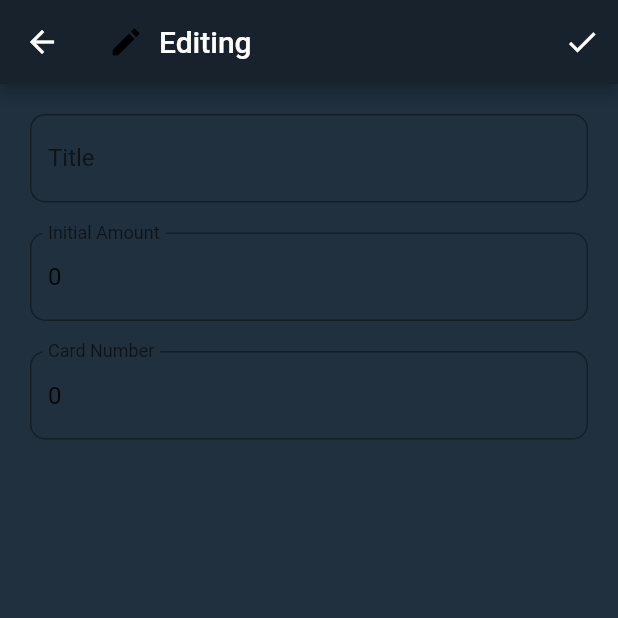
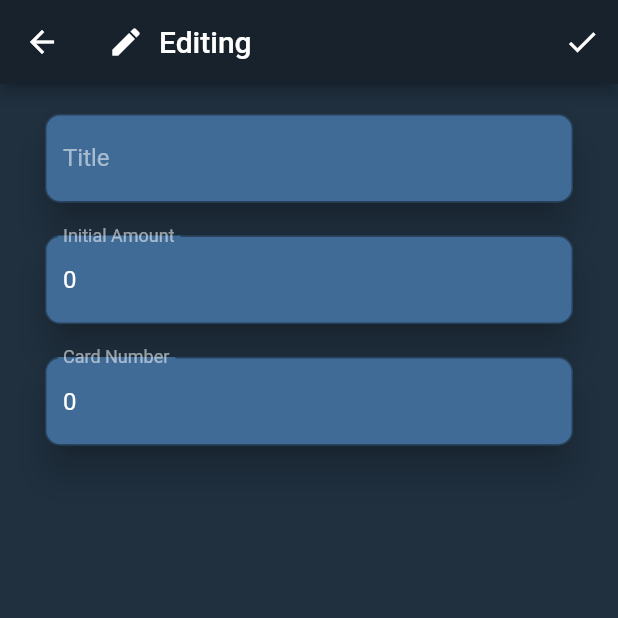
Before and after one commit to mehranz/meAccounting, a Flutter app: the EditAccountScreen screen opened directly with empty values, on a phone screen of 412 x 824 dp, the top half of it. Run offline on Flutter 3.47's test engine with Material 2 defaults, Android fonts, the phone set to English and light mode, and no system bars; our stand-ins replace sqflite; accounts and stored records are empty.

Commit message:
some changes to UI

```diff
--- a/lib/src/screens/edit_account_screen.dart
+++ b/lib/src/screens/edit_account_screen.dart
@@ -4,7 +4,6 @@ import 'package:meaccountingfinal/src/blocs/accounts_bloc.dart';
 import 'package:meaccountingfinal/src/models/account_model.dart';
 
 class EditAccountScreen extends StatelessWidget {
-
   /*
    * Widget to hold edit account screen
    * @consts AccountModel
@@ -36,7 +35,7 @@ class EditAccountScreen extends StatelessWidget {
           children: <Widget>[
             Icon(
               Icons.edit,
-              color: Colors.black,
+              color: Colors.white,
             ),
             SizedBox(
               width: 10,
@@ -51,16 +50,21 @@ class EditAccountScreen extends StatelessWidget {
         margin: EdgeInsets.all(20),
         child: Column(children: <Widget>[
           titleField(),
-          SizedBox(
-            height: 20,
-          ),
           initialAmountField(),
-          SizedBox(
-            height: 20,
-          ),
           cardNumberField(),
         ]),
       ),
+    );
+  }
+
+  Widget textFieldsTheme(Widget textField, {Color primaryColor}) {
+    return Theme(
+      child: textField,
+      data: ThemeData(
+          primaryColor: primaryColor,
+          accentColor: Colors.white,
+          hintColor: Colors.white54,
+          textSelectionColor: Colors.white),
     );
   }
 
@@ -77,18 +81,44 @@ class EditAccountScreen extends StatelessWidget {
     return StreamBuilder(
       stream: bloc.titleStream,
       builder: (BuildContext context, AsyncSnapshot<String> snapshot) {
-        return TextField(
+        return Column(children: [
+          textFieldsTheme(
+              Card(
+                  margin: EdgeInsets.only(left: 10, right: 10),
+                  elevation: 10,
+                  shape: RoundedRectangleBorder(
+                      borderRadius: BorderRadius.circular(10)),
+                  color: Color(0XFF406B96),
+                  child: TextField(
+                    style: TextStyle(color: Colors.white),
                     controller: _titleController,
                     onChanged: (value) => bloc.addTitle(value),
                     decoration: InputDecoration(
                       labelText: "Title",
                       hintText: "Title",
+
                       border: OutlineInputBorder(
                         borderRadius: BorderRadius.circular(10.0),
                       ),
-            errorText: snapshot.hasError ? snapshot.error : null,
+                      // errorText: snapshot.hasError ? snapshot.error : null,
                     ),
-        );
+                  )),
+              primaryColor: snapshot.hasError ? Colors.red : Colors.white),
+
+          // Container for error text to avoid show errors inside card
+          Container(
+              // height: 10,
+              alignment: Alignment.bottomLeft,
+              // padding: EdgeInsets.all(10),
+              margin: EdgeInsets.only(bottom: 10, top: 2, left: 20),
+              child: snapshot.hasError
+                  ? Text(
+                      snapshot.error,
+                      style: TextStyle(color: Colors.red),
+                      textAlign: TextAlign.right,
+                    )
+                  : SizedBox())
+        ]);
       },
     );
   }
@@ -106,11 +136,22 @@ class EditAccountScreen extends StatelessWidget {
     return StreamBuilder(
       stream: bloc.initialAmountStream,
       builder: (BuildContext context, AsyncSnapshot<int> snapshot) {
-        return TextField(
+        return Column(children: [
+          textFieldsTheme(
+              Card(
+                  margin: EdgeInsets.only(left: 10, right: 10, top: 10),
+                  elevation: 10,
+                  shape: RoundedRectangleBorder(
+                      borderRadius: BorderRadius.circular(10)),
+                  color: Color(0XFF406B96),
+                  child: TextField(
+                    style: TextStyle(color: Colors.white),
                     inputFormatters: <TextInputFormatter>[
-            WhitelistingTextInputFormatter.digitsOnly // make text field to only accept digits
+                      WhitelistingTextInputFormatter
+                          .digitsOnly // make text field to only accept digits
                     ],
-          onChanged: (value) => bloc.addInitialAmount(int.parse(value)),
+                    onChanged: (value) =>
+                        bloc.addInitialAmount(int.parse(value)),
                     controller: _amountController,
                     decoration: InputDecoration(
                       labelText: "Initial Amount",
@@ -118,10 +159,25 @@ class EditAccountScreen extends StatelessWidget {
                       border: OutlineInputBorder(
                         borderRadius: BorderRadius.circular(10.0),
                       ),
-            errorText: snapshot.hasError ? snapshot.error : null,
                     ),
                     keyboardType: TextInputType.number,
-        );
+                  )),
+              primaryColor: snapshot.hasError ? Colors.red : Colors.white),
+
+          // Container for error text to avoid show errors inside card
+          Container(
+              // height: 10,
+              alignment: Alignment.bottomLeft,
+              // padding: EdgeInsets.all(10),
+              margin: EdgeInsets.only(top: 2, left: 20, bottom: 10),
+              child: snapshot.hasError
+                  ? Text(
+                      snapshot.error,
+                      style: TextStyle(color: Colors.red),
+                      textAlign: TextAlign.right,
+                    )
+                  : SizedBox()),
+        ]);
       },
     );
   }
@@ -139,21 +195,47 @@ class EditAccountScreen extends StatelessWidget {
     return StreamBuilder(
       stream: bloc.cardNumberStream,
       builder: (BuildContext context, AsyncSnapshot<int> snapshot) {
-        return TextField(
-          inputFormatters: <TextInputFormatter>[
-            WhitelistingTextInputFormatter.digitsOnly // make text field to only accept digits
-          ],
+        return Column(children: [
+          textFieldsTheme(
+              Card(
+                  margin: EdgeInsets.only(left: 10, right: 10, top: 10),
+                  elevation: 10,
+                  shape: RoundedRectangleBorder(
+                      borderRadius: BorderRadius.circular(10)),
+                  color: Color(0XFF406B96),
+                  child: TextField(
+                    style: TextStyle(color: Colors.white),
                     onChanged: (value) => bloc.addCardNumber(int.parse(value)),
                     controller: _cardNumberController,
+                    inputFormatters: <TextInputFormatter>[
+                      WhitelistingTextInputFormatter
+                          .digitsOnly // make text field to only accept digits
+                    ],
                     decoration: InputDecoration(
                       labelText: "Card Number",
                       hintText: "Enter Your Card number",
                       border: OutlineInputBorder(
                         borderRadius: BorderRadius.circular(10.0),
                       ),
-              errorText: snapshot.hasError ? snapshot.error : null),
+                    ),
                     keyboardType: TextInputType.number,
-        );
+                  )),
+              primaryColor: snapshot.hasError ? Colors.red : Colors.white),
+
+          // Container for error text to avoid show errors inside card
+          Container(
+              // height: 10,
+              alignment: Alignment.bottomLeft,
+              // padding: EdgeInsets.all(10),
+              margin: EdgeInsets.only(bottom: 10, top: 2, left: 20),
+              child: snapshot.hasError
+                  ? Text(
+                      snapshot.error,
+                      style: TextStyle(color: Colors.red),
+                      textAlign: TextAlign.right,
+                    )
+                  : SizedBox()),
+        ]);
       },
     );
   }
```
Lines whose indentation alone changed are shown as unchanged.
